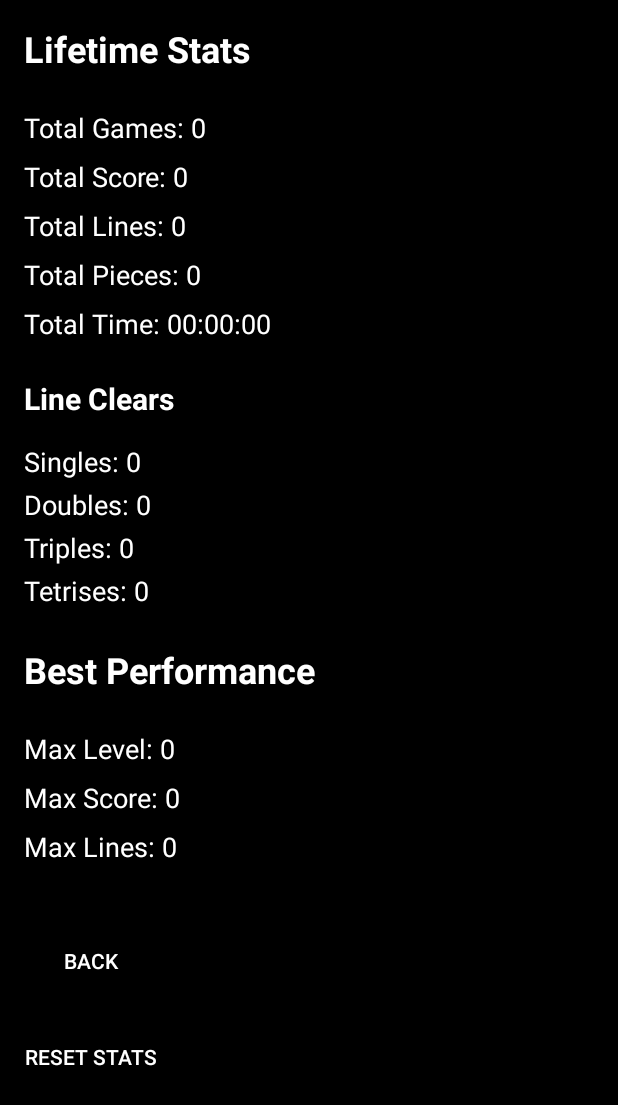
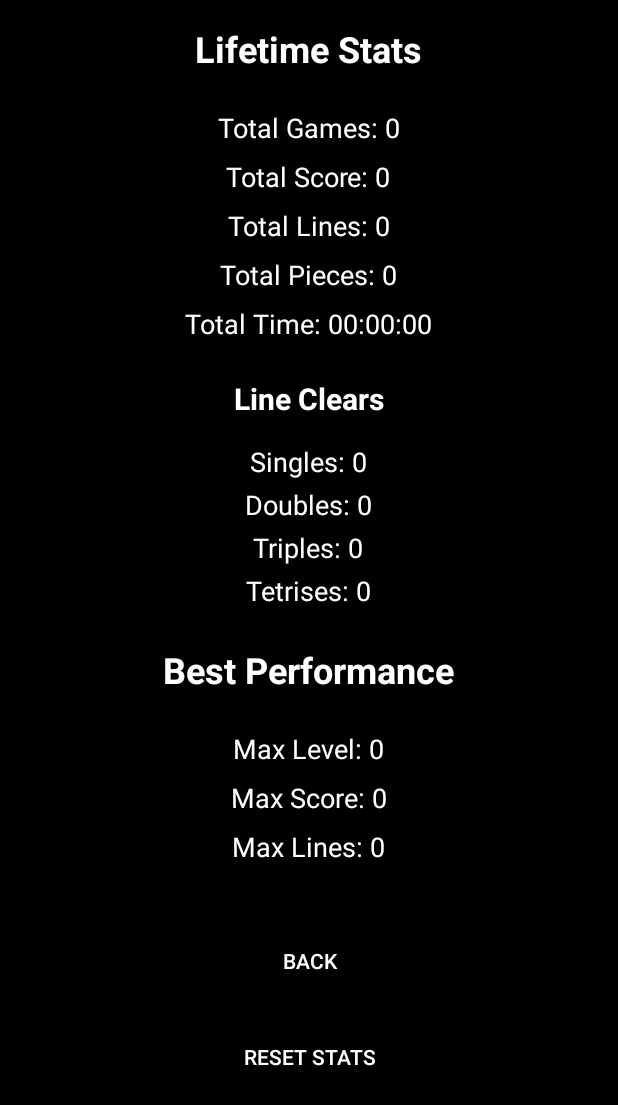
Before and after one commit to cmclark00/mintris, an Android app: the StatsActivity screen opened directly, with no data from a screen before it, on a phone screen of 412 x 824 dp. Shown: the top 1105 px of the screen. Run offline under Robolectric (Android 15) with nearby library versions, the phone set to English and light mode, and no system bars.

Commit message:
UI improvements: Added border to selected theme and centered stats screen

```diff
--- a/app/src/main/res/layout/activity_stats.xml
+++ b/app/src/main/res/layout/activity_stats.xml
@@ -1,15 +1,22 @@
 <?xml version="1.0" encoding="utf-8"?>
-<ScrollView xmlns:android="http://schemas.android.com/apk/res/android"
+<androidx.constraintlayout.widget.ConstraintLayout xmlns:android="http://schemas.android.com/apk/res/android"
     xmlns:app="http://schemas.android.com/apk/res-auto"
     android:layout_width="match_parent"
     android:layout_height="match_parent"
     android:background="@color/black">
 
+    <ScrollView
+        android:layout_width="wrap_content"
+        android:layout_height="match_parent"
+        app:layout_constraintStart_toStartOf="parent"
+        app:layout_constraintEnd_toEndOf="parent">
+
         <LinearLayout
-        android:layout_width="match_parent"
+            android:layout_width="wrap_content"
             android:layout_height="wrap_content"
             android:orientation="vertical"
-        android:padding="16dp">
+            android:padding="16dp"
+            android:gravity="center">
 
             <TextView
                 android:layout_width="wrap_content"
@@ -154,3 +161,4 @@
 
         </LinearLayout>
     </ScrollView>
+</androidx.constraintlayout.widget.ConstraintLayout>
```
Also changed, not shown: app/src/main/java/com/mintris/ui/ThemeSelector.kt (+12 -5 lines). Lines whose indentation alone changed are shown as unchanged.
